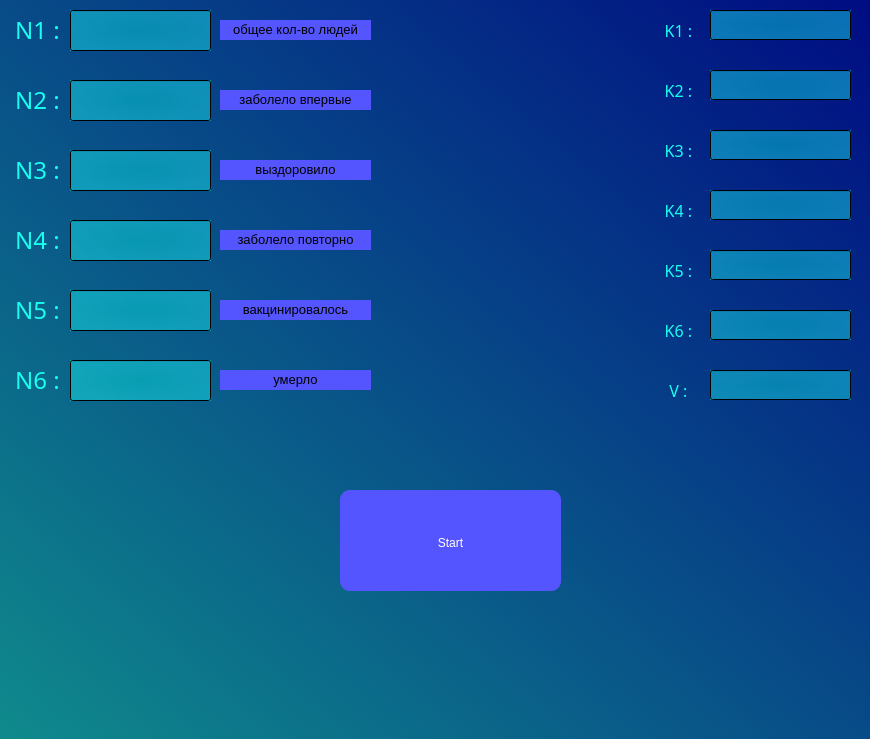
V-L-A-P-P/EpidemicSimulation, file window.ui: the form before one commit.
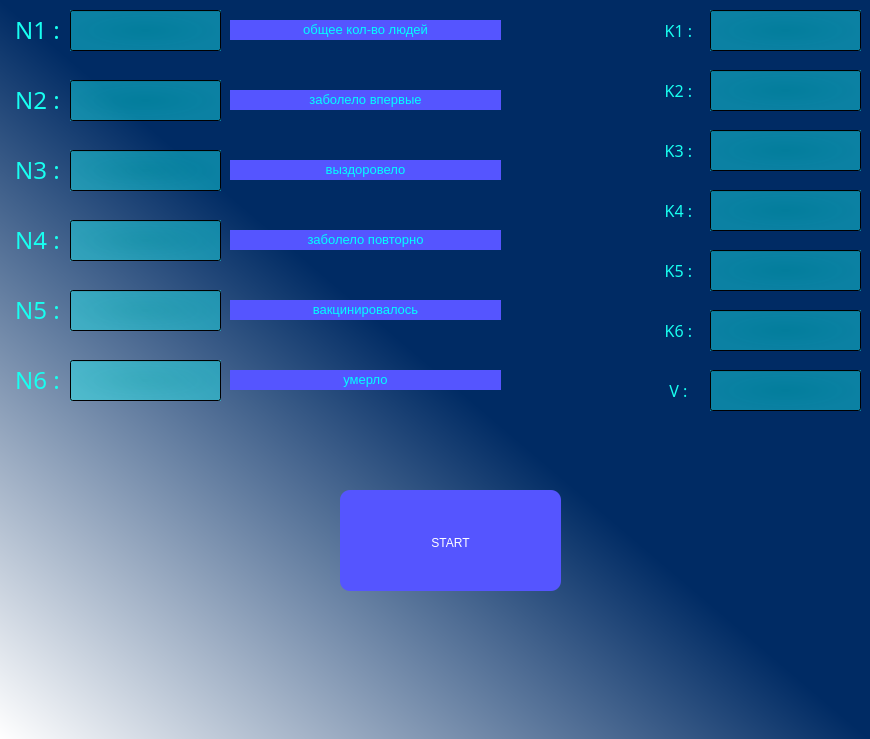
The form after the commit.

Patch:
```diff
--- a/window.ui
+++ b/window.ui
@@ -14,8 +14,7 @@
    <string>Epidemic Simulator</string>
   </property>
   <property name="styleSheet">
-   <string notr="true">background-color: qlineargradient(spread:pad, x1:0.5, y1:0.5, x2:0, y2:1, stop:0 rgba(0, 43, 100, 255), stop:1 rgba(255, 255, 255, 255));
-background-color: qlineargradient(spread:pad, x1:1, y1:0, x2:0, y2:1, stop:0 rgba(0, 12, 131, 255), stop:1 rgba(15, 138, 140, 255));</string>
+   <string notr="true">background-color: qlineargradient(spread:pad, x1:0.5, y1:0.5, x2:0, y2:1, stop:0 rgba(0, 43, 100, 255), stop:1 rgba(255, 255, 255, 255));</string>
   </property>
   <widget class="QWidget" name="centralwidget">
    <widget class="QLabel" name="k1">
@@ -56,14 +55,17 @@
      <rect>
       <x>710</x>
       <y>10</y>
-      <width>141</width>
-      <height>30</height>
+      <width>151</width>
+      <height>41</height>
      </rect>
     </property>
     <property name="font">
      <font>
-      <family>Bahnschrift SemiLight</family>
-      <pointsize>16</pointsize>
+      <family>MS Shell Dlg 2</family>
+      <pointsize>7</pointsize>
+      <weight>50</weight>
+      <italic>false</italic>
+      <bold>false</bold>
      </font>
     </property>
     <property name="toolTip">
@@ -120,8 +122,8 @@
      <rect>
       <x>710</x>
       <y>70</y>
-      <width>141</width>
-      <height>30</height>
+      <width>151</width>
+      <height>41</height>
      </rect>
     </property>
     <property name="font">
@@ -316,14 +318,17 @@
      <rect>
       <x>710</x>
       <y>130</y>
-      <width>141</width>
-      <height>30</height>
+      <width>151</width>
+      <height>41</height>
      </rect>
     </property>
     <property name="font">
      <font>
-      <family>Bahnschrift SemiLight</family>
-      <pointsize>16</pointsize>
+      <family>MS Shell Dlg 2</family>
+      <pointsize>7</pointsize>
+      <weight>50</weight>
+      <italic>false</italic>
+      <bold>false</bold>
      </font>
     </property>
     <property name="toolTip">
@@ -347,14 +352,17 @@
      <rect>
       <x>710</x>
       <y>190</y>
-      <width>141</width>
-      <height>30</height>
+      <width>151</width>
+      <height>41</height>
      </rect>
     </property>
     <property name="font">
      <font>
-      <family>Bahnschrift SemiLight</family>
-      <pointsize>16</pointsize>
+      <family>MS Shell Dlg 2</family>
+      <pointsize>7</pointsize>
+      <weight>50</weight>
+      <italic>false</italic>
+      <bold>false</bold>
      </font>
     </property>
     <property name="toolTip">
@@ -378,14 +386,17 @@
      <rect>
       <x>710</x>
       <y>250</y>
-      <width>141</width>
-      <height>30</height>
+      <width>151</width>
+      <height>41</height>
      </rect>
     </property>
     <property name="font">
      <font>
-      <family>Bahnschrift SemiLight</family>
-      <pointsize>16</pointsize>
+      <family>MS Shell Dlg 2</family>
+      <pointsize>7</pointsize>
+      <weight>50</weight>
+      <italic>false</italic>
+      <bold>false</bold>
      </font>
     </property>
     <property name="toolTip">
@@ -409,14 +420,17 @@
      <rect>
       <x>710</x>
       <y>310</y>
-      <width>141</width>
-      <height>30</height>
+      <width>151</width>
+      <height>41</height>
      </rect>
     </property>
     <property name="font">
      <font>
-      <family>Bahnschrift SemiLight</family>
-      <pointsize>16</pointsize>
+      <family>MS Shell Dlg 2</family>
+      <pointsize>7</pointsize>
+      <weight>50</weight>
+      <italic>false</italic>
+      <bold>false</bold>
      </font>
     </property>
     <property name="toolTip">
@@ -440,14 +454,17 @@
      <rect>
       <x>710</x>
       <y>370</y>
-      <width>141</width>
-      <height>30</height>
+      <width>151</width>
+      <height>41</height>
      </rect>
     </property>
     <property name="font">
      <font>
-      <family>Bahnschrift SemiLight</family>
-      <pointsize>16</pointsize>
+      <family>MS Shell Dlg 2</family>
+      <pointsize>7</pointsize>
+      <weight>50</weight>
+      <italic>false</italic>
+      <bold>false</bold>
      </font>
     </property>
     <property name="toolTip">
@@ -570,14 +587,17 @@
      <rect>
       <x>70</x>
       <y>360</y>
-      <width>141</width>
+      <width>151</width>
       <height>41</height>
      </rect>
     </property>
     <property name="font">
      <font>
-      <family>Bahnschrift SemiLight</family>
-      <pointsize>16</pointsize>
+      <family>MS Shell Dlg 2</family>
+      <pointsize>7</pointsize>
+      <weight>50</weight>
+      <italic>false</italic>
+      <bold>false</bold>
      </font>
     </property>
     <property name="toolTip">
@@ -601,14 +621,17 @@
      <rect>
       <x>70</x>
       <y>290</y>
-      <width>141</width>
+      <width>151</width>
       <height>41</height>
      </rect>
     </property>
     <property name="font">
      <font>
-      <family>Bahnschrift SemiLight</family>
-      <pointsize>16</pointsize>
+      <family>MS Shell Dlg 2</family>
+      <pointsize>7</pointsize>
+      <weight>50</weight>
+      <italic>false</italic>
+      <bold>false</bold>
      </font>
     </property>
     <property name="toolTip">
@@ -665,14 +688,17 @@
      <rect>
       <x>70</x>
       <y>10</y>
-      <width>141</width>
+      <width>151</width>
       <height>41</height>
      </rect>
     </property>
     <property name="font">
      <font>
-      <family>Bahnschrift SemiLight</family>
-      <pointsize>16</pointsize>
+      <family>MS Shell Dlg 2</family>
+      <pointsize>7</pointsize>
+      <weight>50</weight>
+      <italic>false</italic>
+      <bold>false</bold>
      </font>
     </property>
     <property name="toolTip">
@@ -696,14 +722,17 @@
      <rect>
       <x>70</x>
       <y>80</y>
-      <width>141</width>
+      <width>151</width>
       <height>41</height>
      </rect>
     </property>
     <property name="font">
      <font>
-      <family>Bahnschrift SemiLight</family>
-      <pointsize>16</pointsize>
+      <family>MS Shell Dlg 2</family>
+      <pointsize>7</pointsize>
+      <weight>50</weight>
+      <italic>false</italic>
+      <bold>false</bold>
      </font>
     </property>
     <property name="toolTip">
@@ -727,14 +756,17 @@
      <rect>
       <x>70</x>
       <y>220</y>
-      <width>141</width>
+      <width>151</width>
       <height>41</height>
      </rect>
     </property>
     <property name="font">
      <font>
-      <family>Bahnschrift SemiLight</family>
-      <pointsize>16</pointsize>
+      <family>MS Shell Dlg 2</family>
+      <pointsize>7</pointsize>
+      <weight>50</weight>
+      <italic>false</italic>
+      <bold>false</bold>
      </font>
     </property>
     <property name="toolTip">
@@ -791,14 +823,17 @@
      <rect>
       <x>70</x>
       <y>150</y>
-      <width>141</width>
+      <width>151</width>
       <height>41</height>
      </rect>
     </property>
     <property name="font">
      <font>
-      <family>Bahnschrift SemiLight</family>
-      <pointsize>16</pointsize>
+      <family>MS Shell Dlg 2</family>
+      <pointsize>7</pointsize>
+      <weight>50</weight>
+      <italic>false</italic>
+      <bold>false</bold>
      </font>
     </property>
     <property name="toolTip">
@@ -853,14 +888,15 @@
    <widget class="QLabel" name="discribe_n1">
     <property name="geometry">
      <rect>
-      <x>220</x>
+      <x>230</x>
       <y>20</y>
-      <width>151</width>
+      <width>271</width>
       <height>20</height>
      </rect>
     </property>
     <property name="styleSheet">
      <string notr="true">font: 8pt &quot;MS Shell Dlg 2&quot;;
+color: rgb(0, 255, 255);
 background-color: rgb(85, 85, 255);</string>
     </property>
     <property name="text">
@@ -870,14 +906,15 @@
    <widget class="QLabel" name="discribe_n2">
     <property name="geometry">
      <rect>
-      <x>220</x>
+      <x>230</x>
       <y>90</y>
-      <width>151</width>
+      <width>271</width>
       <height>20</height>
      </rect>
     </property>
     <property name="styleSheet">
-     <string notr="true">background-color: rgb(85, 85, 255);</string>
+     <string notr="true">background-color: rgb(85, 85, 255);
+color: rgb(0, 255, 255);</string>
     </property>
     <property name="text">
      <string>&lt;html&gt;&lt;head/&gt;&lt;body&gt;&lt;p align=&quot;center&quot;&gt;&lt;span style=&quot; font-size:10pt;&quot;&gt;заболело впервые&lt;/span&gt;&lt;/p&gt;&lt;/body&gt;&lt;/html&gt;</string>
@@ -886,30 +923,32 @@
    <widget class="QLabel" name="discribe_n3">
     <property name="geometry">
      <rect>
-      <x>220</x>
+      <x>230</x>
       <y>160</y>
-      <width>151</width>
+      <width>271</width>
       <height>20</height>
      </rect>
     </property>
     <property name="styleSheet">
-     <string notr="true">background-color: rgb(85, 85, 255);</string>
+     <string notr="true">background-color: rgb(85, 85, 255);
+color: rgb(0, 255, 255);</string>
     </property>
     <property name="text">
-     <string>&lt;html&gt;&lt;head/&gt;&lt;body&gt;&lt;p align=&quot;center&quot;&gt;&lt;span style=&quot; font-size:10pt;&quot;&gt;выздоровило&lt;/span&gt;&lt;/p&gt;&lt;/body&gt;&lt;/html&gt;</string>
+     <string>&lt;html&gt;&lt;head/&gt;&lt;body&gt;&lt;p align=&quot;center&quot;&gt;&lt;span style=&quot; font-size:10pt;&quot;&gt;выздоровело&lt;/span&gt;&lt;/p&gt;&lt;/body&gt;&lt;/html&gt;</string>
     </property>
    </widget>
    <widget class="QLabel" name="discribe_n4">
     <property name="geometry">
      <rect>
-      <x>220</x>
+      <x>230</x>
       <y>230</y>
-      <width>151</width>
+      <width>271</width>
       <height>20</height>
      </rect>
     </property>
     <property name="styleSheet">
-     <string notr="true">background-color: rgb(85, 85, 255);</string>
+     <string notr="true">background-color: rgb(85, 85, 255);
+color: rgb(0, 255, 255);</string>
     </property>
     <property name="text">
      <string>&lt;html&gt;&lt;head/&gt;&lt;body&gt;&lt;p align=&quot;center&quot;&gt;&lt;span style=&quot; font-size:10pt;&quot;&gt;заболело повторно&lt;/span&gt;&lt;/p&gt;&lt;/body&gt;&lt;/html&gt;</string>
@@ -918,14 +957,15 @@
    <widget class="QLabel" name="discribe_n5">
     <property name="geometry">
      <rect>
-      <x>220</x>
+      <x>230</x>
       <y>300</y>
-      <width>151</width>
+      <width>271</width>
       <height>20</height>
      </rect>
     </property>
     <property name="styleSheet">
-     <string notr="true">background-color: rgb(85, 85, 255);</string>
+     <string notr="true">background-color: rgb(85, 85, 255);
+color: rgb(0, 255, 255);</string>
     </property>
     <property name="text">
      <string>&lt;html&gt;&lt;head/&gt;&lt;body&gt;&lt;p align=&quot;center&quot;&gt;&lt;span style=&quot; font-size:10pt;&quot;&gt;вакцинировалось&lt;/span&gt;&lt;/p&gt;&lt;/body&gt;&lt;/html&gt;</string>
@@ -934,14 +974,15 @@
    <widget class="QLabel" name="discribe_n6">
     <property name="geometry">
      <rect>
-      <x>220</x>
+      <x>230</x>
       <y>370</y>
-      <width>151</width>
+      <width>271</width>
       <height>20</height>
      </rect>
     </property>
     <property name="styleSheet">
-     <string notr="true">background-color: rgb(85, 85, 255);</string>
+     <string notr="true">background-color: rgb(85, 85, 255);
+color: rgb(0, 255, 255);</string>
     </property>
     <property name="text">
      <string>&lt;html&gt;&lt;head/&gt;&lt;body&gt;&lt;p align=&quot;center&quot;&gt;&lt;span style=&quot; font-size:10pt;&quot;&gt;умерло&lt;/span&gt;&lt;/p&gt;&lt;/body&gt;&lt;/html&gt;</string>
@@ -979,7 +1020,7 @@
 }</string>
     </property>
     <property name="text">
-     <string>Start</string>
+     <string>START</string>
     </property>
     <property name="autoDefault">
      <bool>false</bool>
```
Left out of the diff: 36 changed lines with no effect on the pictures.
